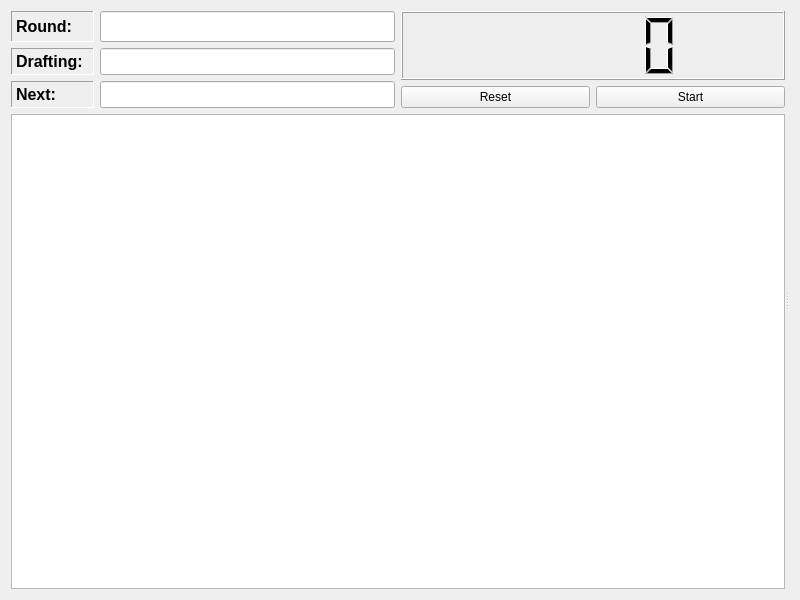
First picture: the form in ui_mainwidget.ui, repository ambrice/ffdraft, before the edit.
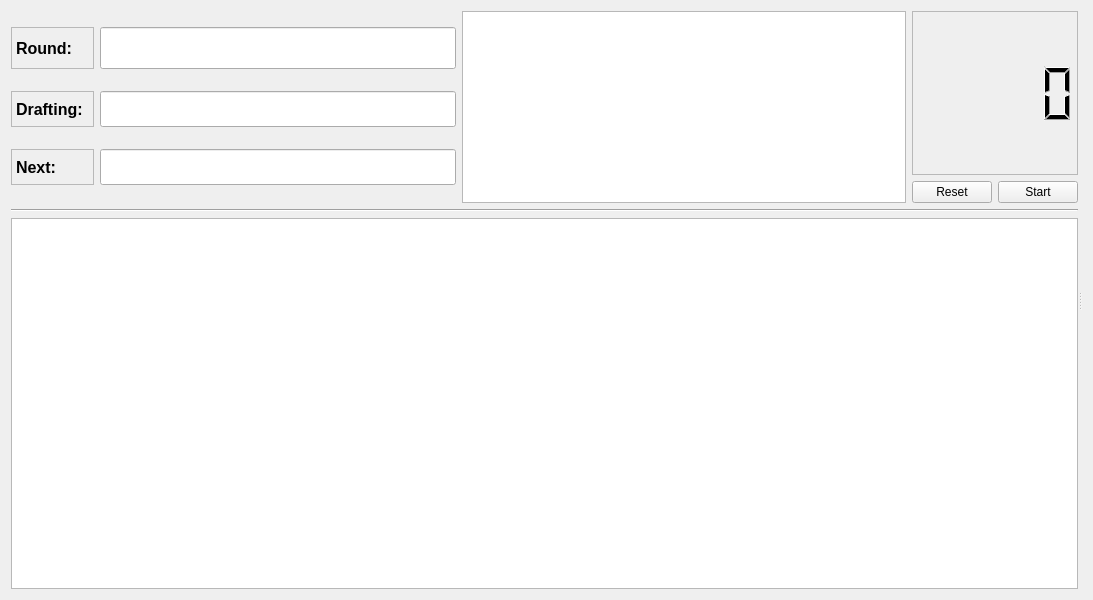
Second picture: the form after the edit.

Commit message: Removed last player drafted from team headers, added last 10 drafted players list widget

Diff of the .ui file:
```diff
--- a/ui_mainwidget.ui
+++ b/ui_mainwidget.ui
@@ -5,23 +5,23 @@
    <rect>
     <x>0</x>
     <y>0</y>
-    <width>800</width>
+    <width>1093</width>
     <height>600</height>
    </rect>
   </property>
   <property name="windowTitle" >
    <string>Form</string>
   </property>
-  <layout class="QVBoxLayout" >
+  <layout class="QHBoxLayout" name="horizontalLayout_2" >
    <item>
     <widget class="QSplitter" name="splitter" >
      <property name="orientation" >
       <enum>Qt::Horizontal</enum>
      </property>
      <widget class="QWidget" name="layoutWidget" >
-      <layout class="QVBoxLayout" >
+      <layout class="QVBoxLayout" name="verticalLayout" >
        <item>
-        <layout class="QHBoxLayout" >
+        <layout class="QHBoxLayout" name="horizontalLayout" >
          <item>
           <layout class="QGridLayout" >
            <item row="0" column="0" >
@@ -34,13 +34,13 @@
               </font>
              </property>
              <property name="frameShape" >
-              <enum>QFrame::Panel</enum>
+              <enum>QFrame::StyledPanel</enum>
              </property>
              <property name="frameShadow" >
               <enum>QFrame::Sunken</enum>
              </property>
              <property name="lineWidth" >
-              <number>1</number>
+              <number>3</number>
              </property>
              <property name="text" >
               <string>Round:</string>
@@ -49,10 +49,16 @@
            </item>
            <item row="0" column="1" >
             <widget class="QLineEdit" name="round_field" >
+             <property name="sizePolicy" >
+              <sizepolicy vsizetype="Fixed" hsizetype="Expanding" >
+               <horstretch>0</horstretch>
+               <verstretch>0</verstretch>
+              </sizepolicy>
+             </property>
              <property name="font" >
               <font>
                <family>Sans Serif</family>
-               <pointsize>12</pointsize>
+               <pointsize>18</pointsize>
               </font>
              </property>
              <property name="focusPolicy" >
@@ -80,11 +86,14 @@
               </font>
              </property>
              <property name="frameShape" >
-              <enum>QFrame::Panel</enum>
+              <enum>QFrame::StyledPanel</enum>
              </property>
              <property name="frameShadow" >
               <enum>QFrame::Sunken</enum>
              </property>
+             <property name="lineWidth" >
+              <number>3</number>
+             </property>
              <property name="text" >
               <string>Drafting: </string>
              </property>
@@ -92,9 +101,15 @@
            </item>
            <item row="1" column="1" >
             <widget class="QLineEdit" name="drafting_field" >
+             <property name="sizePolicy" >
+              <sizepolicy vsizetype="Fixed" hsizetype="Expanding" >
+               <horstretch>0</horstretch>
+               <verstretch>0</verstretch>
+              </sizepolicy>
+             </property>
              <property name="font" >
               <font>
-               <pointsize>12</pointsize>
+               <pointsize>18</pointsize>
               </font>
              </property>
              <property name="focusPolicy" >
@@ -118,11 +133,14 @@
               </font>
              </property>
              <property name="frameShape" >
-              <enum>QFrame::Panel</enum>
+              <enum>QFrame::StyledPanel</enum>
              </property>
              <property name="frameShadow" >
               <enum>QFrame::Sunken</enum>
              </property>
+             <property name="lineWidth" >
+              <number>3</number>
+             </property>
              <property name="text" >
               <string>Next:</string>
              </property>
@@ -130,9 +148,15 @@
            </item>
            <item row="2" column="1" >
             <widget class="QLineEdit" name="next_field" >
+             <property name="sizePolicy" >
+              <sizepolicy vsizetype="Fixed" hsizetype="Expanding" >
+               <horstretch>0</horstretch>
+               <verstretch>0</verstretch>
+              </sizepolicy>
+             </property>
              <property name="font" >
               <font>
-               <pointsize>12</pointsize>
+               <pointsize>18</pointsize>
               </font>
              </property>
              <property name="focusPolicy" >
@@ -148,16 +172,61 @@
            </item>
           </layout>
          </item>
+         <item>
+          <layout class="QVBoxLayout" >
+           <item>
+            <widget class="QListWidget" name="previous_picks_list" >
+             <property name="sizePolicy" >
+              <sizepolicy vsizetype="Preferred" hsizetype="Expanding" >
+               <horstretch>0</horstretch>
+               <verstretch>0</verstretch>
+              </sizepolicy>
+             </property>
+             <property name="font" >
+              <font>
+               <pointsize>15</pointsize>
+              </font>
+             </property>
+             <property name="lineWidth" >
+              <number>3</number>
+             </property>
+             <property name="editTriggers" >
+              <set>QAbstractItemView::NoEditTriggers</set>
+             </property>
+             <property name="selectionMode" >
+              <enum>QAbstractItemView::NoSelection</enum>
+             </property>
+             <property name="viewMode" >
+              <enum>QListView::ListMode</enum>
+             </property>
+            </widget>
+           </item>
+          </layout>
+         </item>
          <item>
           <layout class="QVBoxLayout" >
            <item>
             <widget class="QLCDNumber" name="timerDisplay" >
              <property name="sizePolicy" >
-              <sizepolicy vsizetype="Minimum" hsizetype="Expanding" >
+              <sizepolicy vsizetype="Minimum" hsizetype="Preferred" >
                <horstretch>0</horstretch>
                <verstretch>0</verstretch>
               </sizepolicy>
              </property>
+             <property name="font" >
+              <font>
+               <pointsize>10</pointsize>
+              </font>
+             </property>
+             <property name="frameShape" >
+              <enum>QFrame::StyledPanel</enum>
+             </property>
+             <property name="frameShadow" >
+              <enum>QFrame::Sunken</enum>
+             </property>
+             <property name="lineWidth" >
+              <number>3</number>
+             </property>
              <property name="smallDecimalPoint" >
               <bool>false</bool>
              </property>
@@ -192,6 +261,15 @@
         </layout>
        </item>
        <item>
+        <widget class="Line" name="line" >
+         <property name="orientation" >
+          <enum>Qt::Horizontal</enum>
+         </property>
+        </widget>
+       </item>
+       <item>
+        <layout class="QVBoxLayout" >
+         <item>
         <widget class="QTableView" name="avail_view" >
          <property name="sizePolicy" >
           <sizepolicy vsizetype="Expanding" hsizetype="Expanding" >
@@ -199,6 +277,14 @@
            <verstretch>0</verstretch>
           </sizepolicy>
          </property>
+           <property name="font" >
+            <font>
+             <pointsize>15</pointsize>
+            </font>
+           </property>
+           <property name="lineWidth" >
+            <number>3</number>
+           </property>
          <property name="editTriggers" >
           <set>QAbstractItemView::NoEditTriggers</set>
          </property>
@@ -211,10 +297,15 @@
          <property name="selectionBehavior" >
           <enum>QAbstractItemView::SelectRows</enum>
          </property>
+           <property name="showGrid" >
+            <bool>false</bool>
+           </property>
          <property name="sortingEnabled" >
           <bool>true</bool>
          </property>
         </widget>
+         </item>
+        </layout>
        </item>
       </layout>
      </widget>
```
Lines whose indentation alone changed are shown as unchanged. The commit also changes 4 other files.
